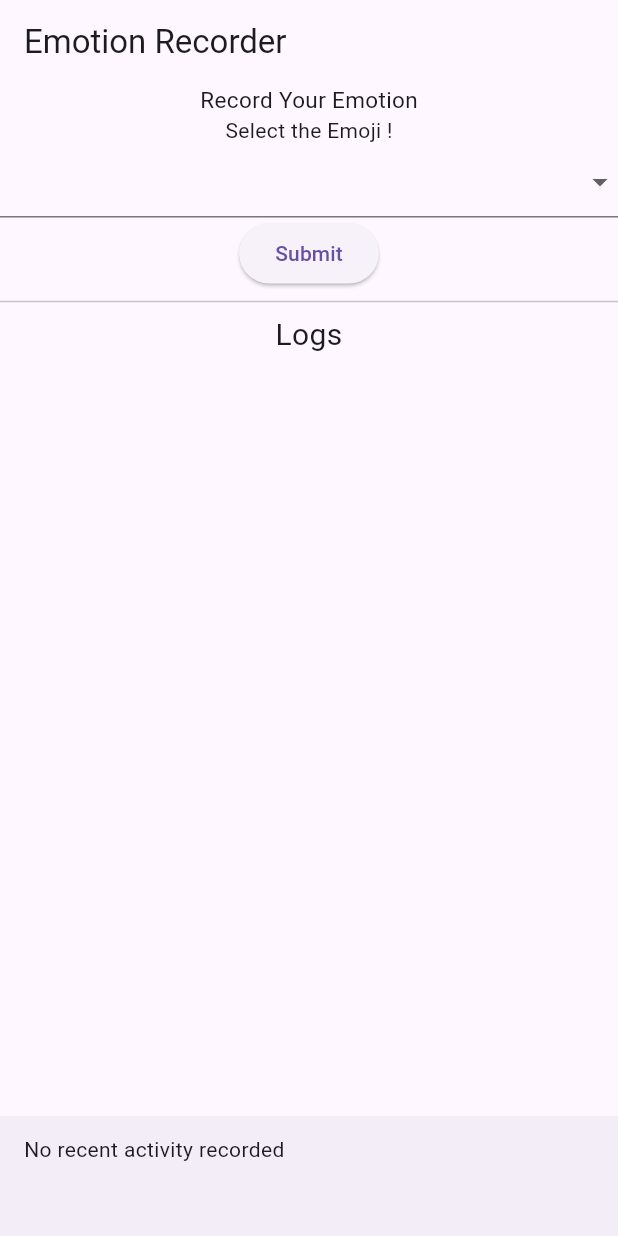
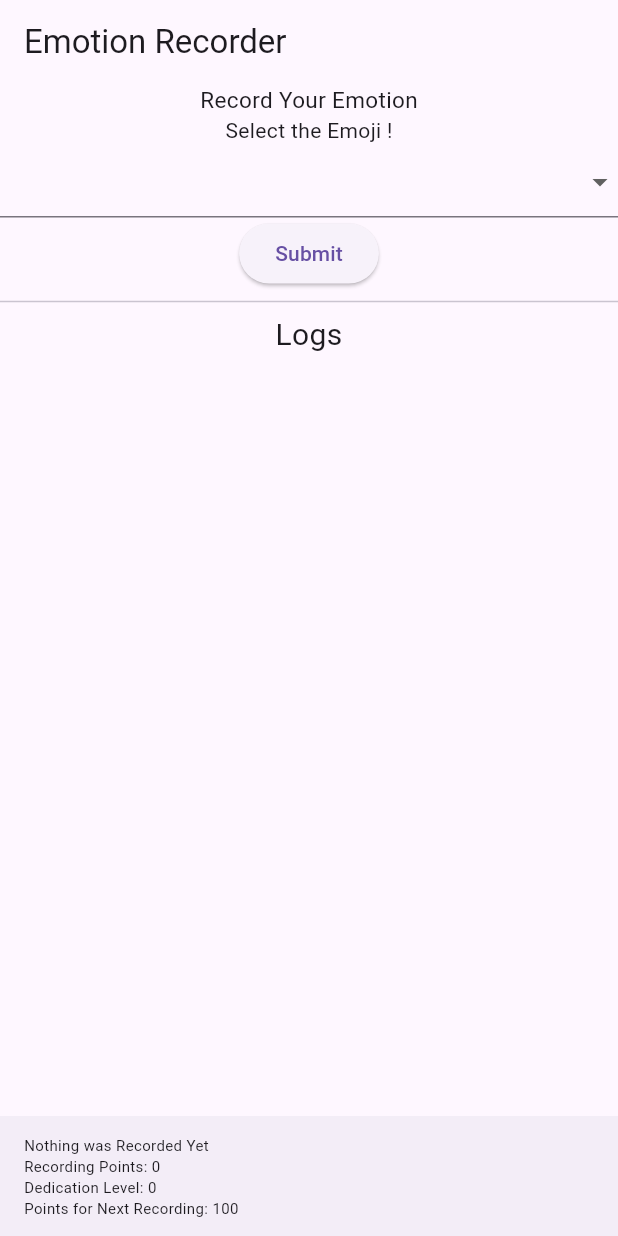
Before and after one commit to Alexchen2001/HealthRecorder, a Flutter app: the screen it shows after launch, on a phone screen of 412 x 824 dp. Run offline on Flutter 3.47's test engine with Material 3 defaults, Android fonts, the phone set to English and light mode, and no system bars.

Commit message:
Fixed provider and tests

```diff
--- a/lib/dietRecorder.dart
+++ b/lib/dietRecorder.dart
@@ -71,9 +71,10 @@ class _DietRecorderAppState extends State<DietRecorderApp> {
                   if (dietInput != null && calorieInput != null){
                     logEntries.add('Ate $dietInput that is $calorieInput at${now.year}-${now.month}-${now.day} ${now.hour}:${now.minute}');
                     dietEntries.add(dietInput!);
+                    Provider.of<UserActivityProvider>(context, listen: false).recordActivity('Diet');
                   }
                 });
-                Provider.of<UserActivityProvider>(context, listen: false).recordActivity('Diet');
+
               },
               child: const Text('Submit')
             ),
--- a/lib/emotionRecorder.dart
+++ b/lib/emotionRecorder.dart
@@ -55,8 +55,9 @@ class _EmotionRecorderAppState extends State<EmotionRecorderApp> {
                       if (emojiSelected != null){
                         setState(() {
                           logEntries.add('I feel like $emojiSelected at${now.year}-${now.month}-${now.day} ${now.hour}:${now.minute}');
-                        });
-                        Provider.of<UserActivityProvider>(context, listen: false).recordActivity('Emotion');
+                          Provider.of<UserActivityProvider>(context, listen: false).recordActivity('Emotion');
+                          });
+
                       }
                     },
                     child: const Text('Submit')
--- a/lib/main.dart
+++ b/lib/main.dart
@@ -1,5 +1,5 @@
 // Alexander Chen
-// CPSC 5250 Homework 1
+// CPSC 5250 Homework 2
 // SUID: 4186272
 
 
--- a/lib/userActivityProvider.dart
+++ b/lib/userActivityProvider.dart
@@ -4,54 +4,52 @@ class UserActivityProvider with ChangeNotifier {
   DateTime? _lastRecordingTime;
   String? _lastRecordingType;
   int _recordingPts = 0;
-  final int maxPoints = 100; // Maximum points for a recording
+  int _ptsIncremented = 5;
 
   DateTime? get lastRecordingTime => _lastRecordingTime;
   String? get lastRecordingType => _lastRecordingType;
   int get recordingPoints => _recordingPts;
   int get dedicationLevel => _calculateDedicationLevel();
 
-  // Record a new activity
   void recordActivity(String type) {
+    _updateRecordingPoints();
     _updateLastRecordingTime();
     _updateLastRecordingType(type);
-    _updateRecordingPoints();
     notifyListeners();
   }
 
-  // Update the last recording time
   void _updateLastRecordingTime() {
     _lastRecordingTime = DateTime.now();
   }
 
-  // Update the last recording type
   void _updateLastRecordingType(String type) {
     _lastRecordingType = type;
   }
 
-  // Update recording points based on the time elapsed
+  // updates RP, if initial record adds 100 points
   void _updateRecordingPoints() {
     if (_lastRecordingTime != null) {
-      int minSinceLastRecord = DateTime.now().difference(_lastRecordingTime!).inMinutes;
-      _recordingPts += _calculatePoints(minSinceLastRecord);
+      _recordingPts += _calculatePoints(_ptsIncremented);
+    }else{
+      _recordingPts += 100;
     }
   }
 
-  // Calculate points based on minutes since last recording
+ // increment by 5 points everytime, max: 100
   int _calculatePoints(int minSinceLastRecord) {
-    int points = (minSinceLastRecord / 10).clamp(0, maxPoints).toInt();
+    _ptsIncremented = _ptsIncremented +  5;
+    int points = (_ptsIncremented % 100);
     return points;
   }
 
-  // Calculate the dedication level based on recording points
+  //Every 100 points increases DL
   int _calculateDedicationLevel() {
     return _recordingPts ~/ 100;
   }
 
-  // Calculate potential points if the user records now
+  // what they might get, use same formula as calculate pts.
   int potentialPoints() {
-    if (_lastRecordingTime == null) return 0;
-    int minSinceLastRecord = DateTime.now().difference(_lastRecordingTime!).inMinutes;
-    return _calculatePoints(minSinceLastRecord);
+    if (_lastRecordingTime == null) return 100;
+    return (_ptsIncremented + 5) % 100;
   }
 }
--- a/lib/userActivityWidget.dart
+++ b/lib/userActivityWidget.dart
@@ -17,16 +17,29 @@ class UserActivityWidget extends StatelessWidget {
           crossAxisAlignment: CrossAxisAlignment.start,
           children: [
             Text('Last Recorded: ${activityProvider.lastRecordingType} on ${activityProvider.lastRecordingTime}',
+                style: const TextStyle(fontSize: 10)),
+            Text('Recording Points: ${activityProvider.recordingPoints}',
+              style: const TextStyle(fontSize: 10)),
+            Text('Dedication Level: ${activityProvider.dedicationLevel}',
+              style: const TextStyle(fontSize: 10)),
+            Text('Points for Next Recording: ${activityProvider.potentialPoints()}',
+              style: const TextStyle(fontSize: 10)),
+          ],
+        )
+            : Column(
+          mainAxisSize: MainAxisSize.min,
+          crossAxisAlignment: CrossAxisAlignment.start,
+          children: [
+            const Text('Nothing was Recorded Yet',
                 style: TextStyle(fontSize: 10)),
             Text('Recording Points: ${activityProvider.recordingPoints}',
-              style: TextStyle(fontSize: 10)),
+                style: const TextStyle(fontSize: 10)),
             Text('Dedication Level: ${activityProvider.dedicationLevel}',
-              style: TextStyle(fontSize: 10)),
+                style: const TextStyle(fontSize: 10)),
             Text('Points for Next Recording: ${activityProvider.potentialPoints()}',
-              style: TextStyle(fontSize: 10)),
+                style: const TextStyle(fontSize: 10)),
           ],
-        )
-            : Text('No recent activity recorded'),
+        ),
       ),
     );
   }
--- a/lib/workoutRecorder.dart
+++ b/lib/workoutRecorder.dart
@@ -56,8 +56,9 @@ class _WorkoutRecorderAppState extends State<WorkoutRecorderApp> {
                 if (selectedWorkout != null && workoutAmt != null){
                   setState(() {
                     logEntries.add('Workout: $selectedWorkout Quantity: $workoutAmt at${now.year}-${now.month}-${now.day} ${now.hour}:${now.minute}');
+                    Provider.of<UserActivityProvider>(context, listen: false).recordActivity('Workout');
                   });
-                  Provider.of<UserActivityProvider>(context, listen: false).recordActivity('Workout');
+
                 }
               },
               child: const Text('Submit')
```
Also changed, not shown: 1 other file.
